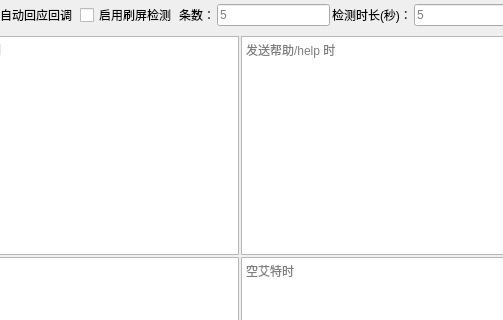
Above: ui/qunguan.ui from qiancao1/chun_bai_ling before the change; both pictures show x 132 to 635 and y 0 to 320 of the 743 by 484 pixel window. Below: the same form after it.
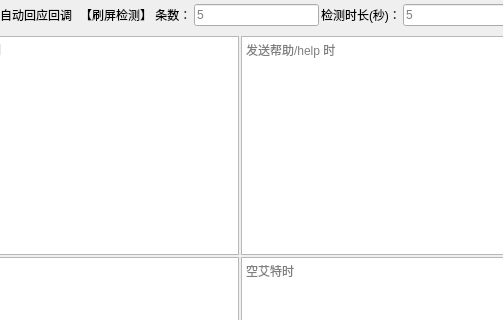
That is the form after the change.

The edit to the form file:
```diff
--- a/ui/qunguan.ui
+++ b/ui/qunguan.ui
@@ -45,17 +45,10 @@
        </property>
       </widget>
      </item>
-     <item>
-      <widget class="QCheckBox" name="checkBox">
-       <property name="text">
-        <string>启用刷屏检测</string>
-       </property>
-      </widget>
-     </item>
      <item>
       <widget class="QLabel" name="label_2">
        <property name="text">
-        <string>条数：</string>
+        <string>【刷屏检测】 条数：</string>
        </property>
       </widget>
      </item>
```
